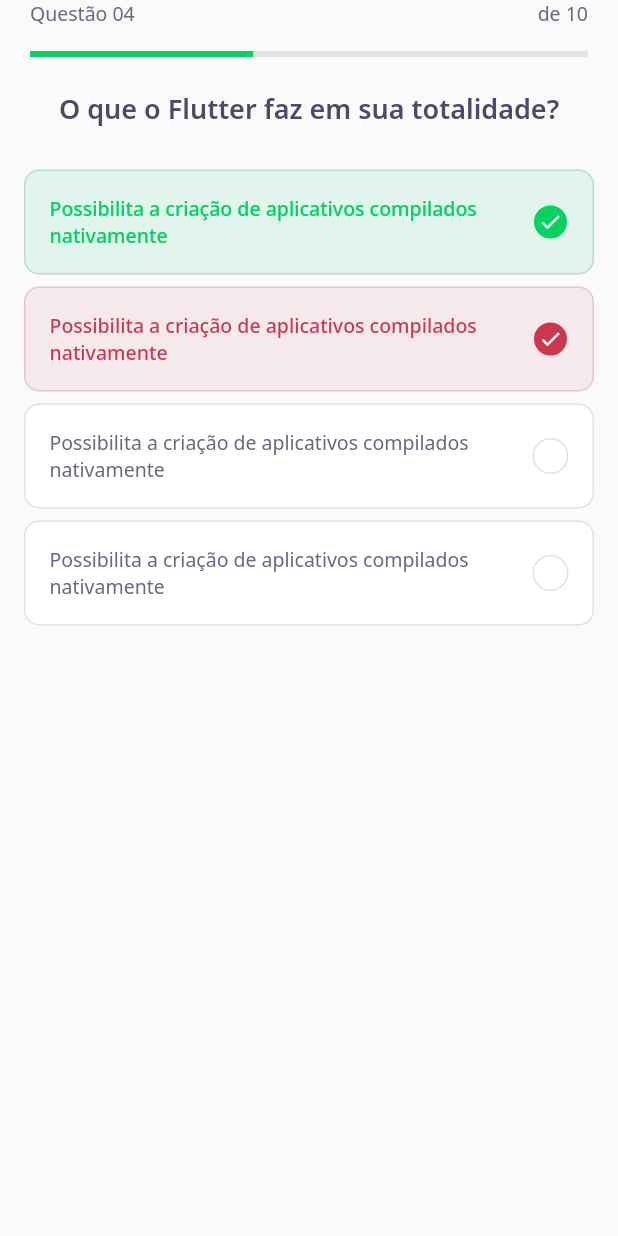
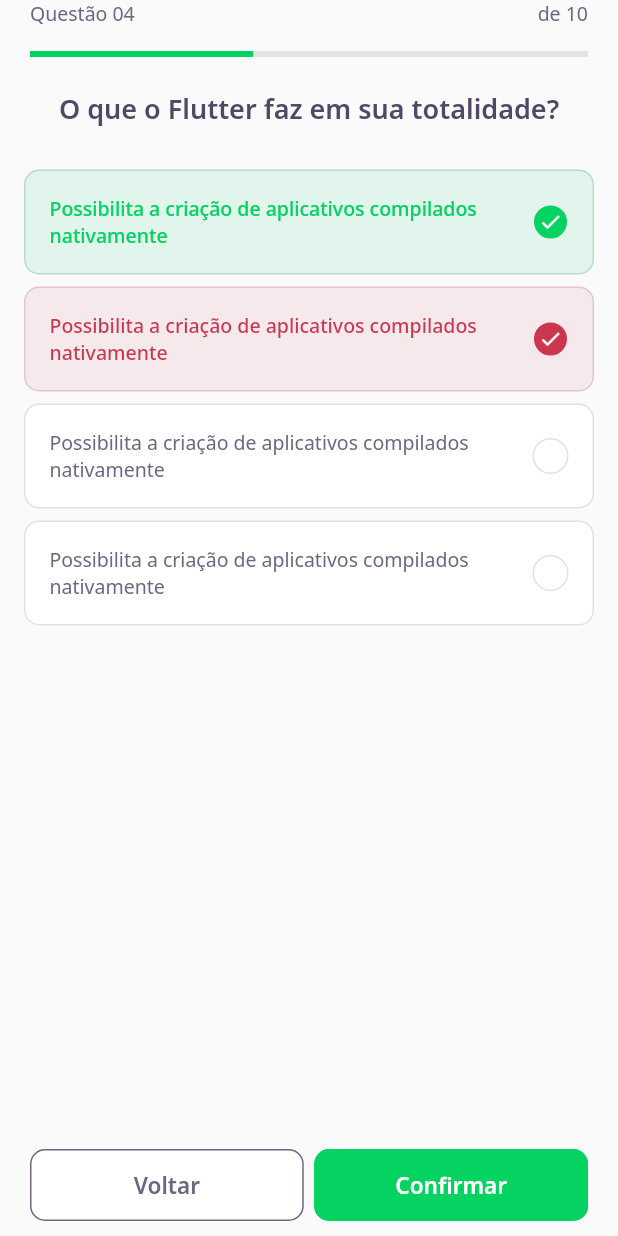
Before and after one commit to sidinei-silva/dev_quiz, a Flutter app: the ChallengePage screen opened directly, on a phone screen of 412 x 824 dp. Run offline on Flutter 3.47's test engine with Material 2 defaults, Android fonts, the phone set to English and light mode, and no system bars; our stand-ins replace google_fonts; accounts and stored records are empty.

Commit message:
Incluindo botão de navegação de challenge page

```diff
--- a/lib/challenge/challenge_page.dart
+++ b/lib/challenge/challenge_page.dart
@@ -1,3 +1,4 @@
+import 'package:DevQuiz/challenge/widgets/next_button/next_button_widget.dart';
 import 'package:DevQuiz/challenge/widgets/question_indicator/question_indicator_widget.dart';
 import 'package:DevQuiz/challenge/widgets/quiz/quiz_widget.dart';
 import 'package:flutter/material.dart';
@@ -18,6 +19,31 @@ class _ChallengePageState extends State<ChallengePage> {
         ),
       ),
       body: QuizWidget(title: "O que o Flutter faz em sua totalidade?"),
+      bottomNavigationBar: SafeArea(
+        child: Padding(
+          padding: const EdgeInsets.symmetric(horizontal: 20, vertical: 10),
+          child: Row(
+            mainAxisAlignment: MainAxisAlignment.spaceAround,
+            children: [
+              Expanded(
+                child: NextButtonWidget.white(
+                  label: "Voltar",
+                  onTap: () {},
+                ),
+              ),
+              SizedBox(
+                width: 7,
+              ),
+              Expanded(
+                child: NextButtonWidget.green(
+                  label: "Confirmar",
+                  onTap: () {},
+                ),
+              ),
+            ],
+          ),
+        ),
+      ),
     );
   }
 }
--- /dev/null
+++ b/lib/challenge/widgets/next_button/next_button_widget.dart
@@ -0,0 +1,71 @@
+import 'package:flutter/material.dart';
+import 'package:google_fonts/google_fonts.dart';
+
+import 'package:DevQuiz/core/core.dart';
+
+class NextButtonWidget extends StatelessWidget {
+  final String label;
+  final Color backgroundColor;
+  final Color fontColor;
+  final Color borderColor;
+  final Color overlayColor;
+
+  final VoidCallback onTap;
+
+  const NextButtonWidget({
+    Key? key,
+    required this.label,
+    required this.backgroundColor,
+    required this.fontColor,
+    required this.borderColor,
+    required this.overlayColor,
+    required this.onTap,
+  }) : super(key: key);
+
+  NextButtonWidget.green({
+    required String label,
+    required VoidCallback onTap,
+  })   : this.backgroundColor = AppColors.darkGreen,
+        this.fontColor = AppColors.white,
+        this.borderColor = AppColors.darkGreen,
+        this.overlayColor = AppColors.green,
+        this.onTap = onTap,
+        this.label = label;
+
+  NextButtonWidget.white({
+    required String label,
+    required VoidCallback onTap,
+  })   : this.backgroundColor = AppColors.white,
+        this.fontColor = AppColors.grey,
+        this.borderColor = AppColors.grey,
+        this.overlayColor = AppColors.lightGrey,
+        this.onTap = onTap,
+        this.label = label;
+
+  @override
+  Widget build(BuildContext context) {
+    return Container(
+      height: 48,
+      child: TextButton(
+        style: ButtonStyle(
+          backgroundColor: MaterialStateProperty.all(backgroundColor),
+          overlayColor: MaterialStateProperty.all(overlayColor),
+          shape: MaterialStateProperty.all(
+            RoundedRectangleBorder(
+                borderRadius: BorderRadius.circular(10),
+                side: BorderSide(color: borderColor)),
+          ),
+        ),
+        onPressed: onTap,
+        child: Text(
+          label,
+          style: GoogleFonts.notoSans(
+            fontWeight: FontWeight.w600,
+            fontSize: 15,
+            color: fontColor,
+          ),
+        ),
+      ),
+    );
+  }
+}
--- a/lib/core/app_widget.dart
+++ b/lib/core/app_widget.dart
@@ -8,7 +8,7 @@ class AppWidget extends StatelessWidget {
   Widget build(BuildContext context) {
     return MaterialApp(
       title: "DevQuiz",
-      home: HomePage(),
+      home: ChallengePage(),
     );
   }
 }
```
